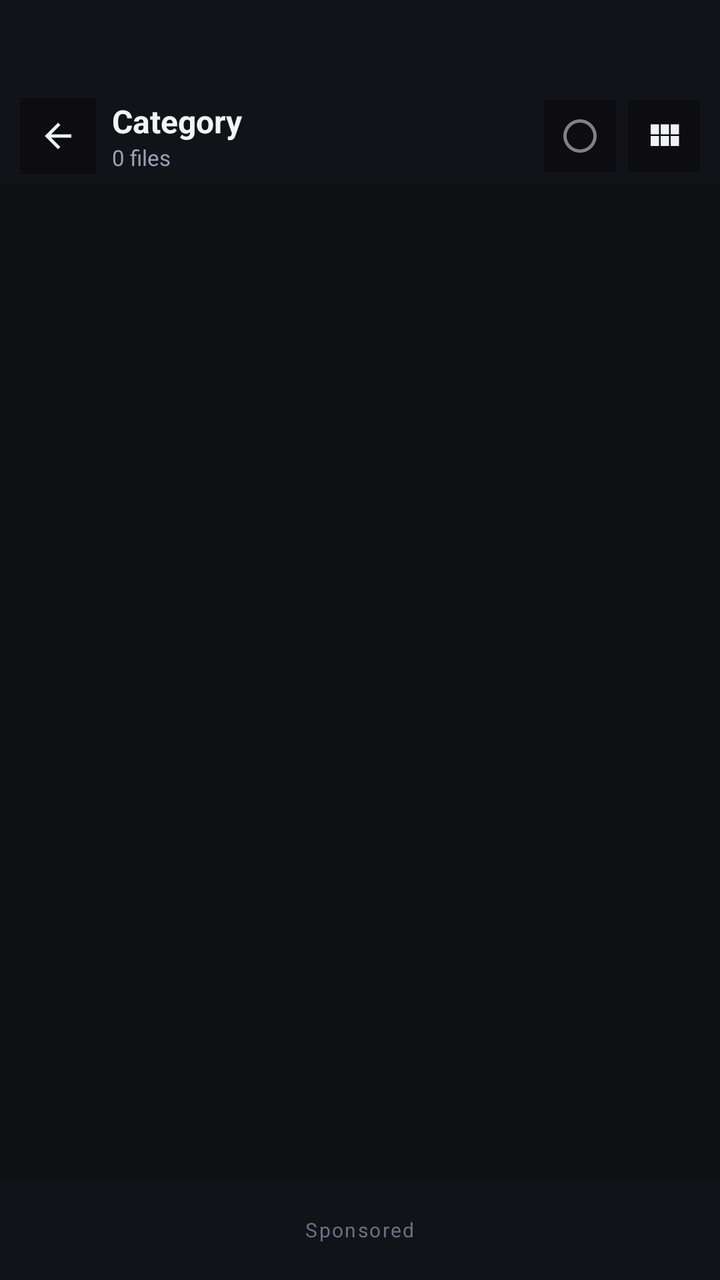
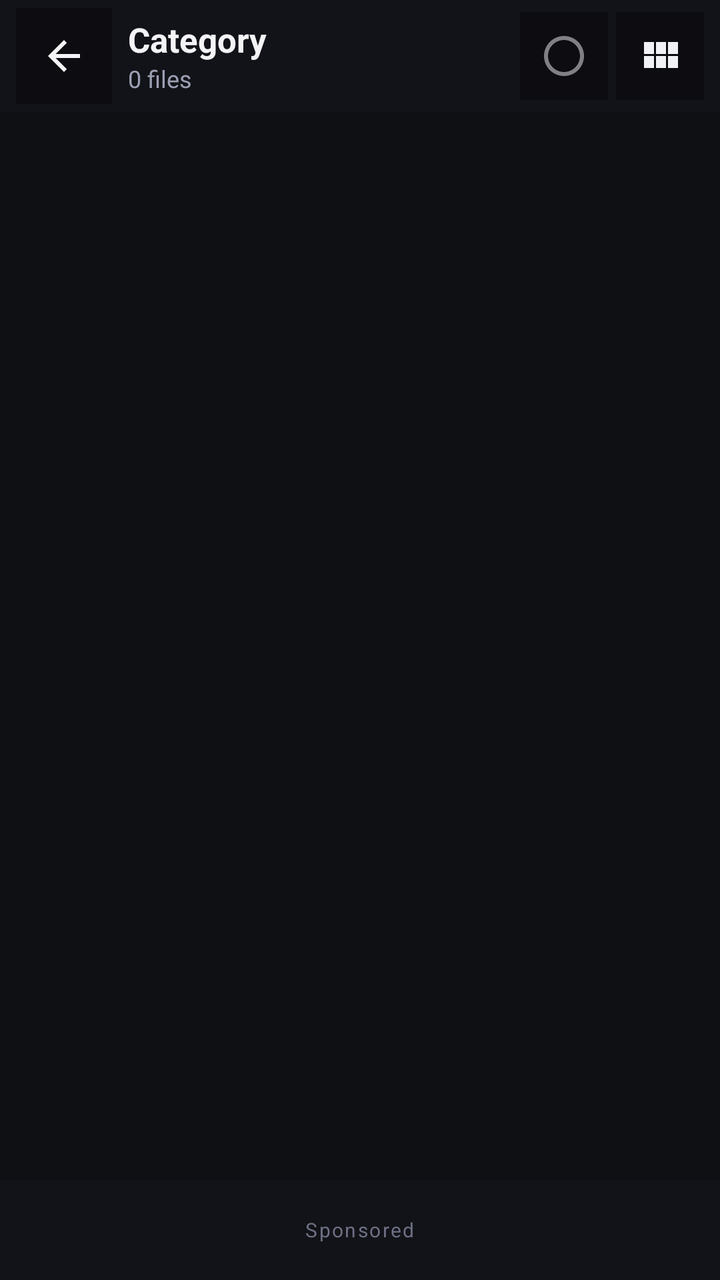

An Android layout rendered at two revisions. The XML below is the earlier revision; the diff shows what the commit changed to produce the second picture.
<!-- AndroidManifest.xml: application theme Theme.ArtrawFiles -->
<!-- res/layout/activity_category.xml -->
<?xml version="1.0" encoding="utf-8"?>
<LinearLayout xmlns:android="http://schemas.android.com/apk/res/android"
    android:layout_width="match_parent"
    android:layout_height="match_parent"
    android:orientation="vertical"
    android:background="@drawable/bg_heaven_gradient">

    
    <LinearLayout
        android:id="@+id/headerCategory"
        android:layout_width="match_parent"
        android:layout_height="wrap_content"
        android:orientation="vertical"
        android:background="@color/aurora_background_surface">

        <View
            android:id="@+id/statusBarSpacerCategory"
            android:layout_width="match_parent"
            android:layout_height="44dp" />

        <RelativeLayout
            android:id="@+id/toolbarCatNormal"
            android:layout_width="match_parent"
            android:layout_height="48dp"
            android:paddingStart="10dp"
            android:paddingEnd="10dp">

            <ImageView
                android:id="@+id/btnCatBack"
                android:layout_width="38dp"
                android:layout_height="38dp"
                android:layout_alignParentStart="true"
                android:layout_centerVertical="true"
                android:padding="9dp"
                android:background="@drawable/ripple_aurora"
                android:src="@drawable/ic_arrow_back"
                android:contentDescription="@string/content_back" />

            <LinearLayout
                android:layout_width="wrap_content"
                android:layout_height="wrap_content"
                android:layout_toEndOf="@id/btnCatBack"
                android:layout_toStartOf="@+id/layoutCatActions"
                android:layout_centerVertical="true"
                android:layout_marginStart="8dp"
                android:orientation="vertical">

                <TextView
                    android:id="@+id/tvCatTitle"
                    android:layout_width="wrap_content"
                    android:layout_height="wrap_content"
                    android:text="Category"
                    android:textStyle="bold"
                    android:textColor="@color/aurora_text_primary"
                    android:textSize="16sp" />

                <TextView
                    android:id="@+id/tvCatItemCount"
                    android:layout_width="wrap_content"
                    android:layout_height="wrap_content"
                    android:text="0 files"
                    android:textColor="@color/aurora_text_secondary"
                    android:textSize="11sp" />
            </LinearLayout>

            <LinearLayout
                android:id="@+id/layoutCatActions"
                android:layout_width="wrap_content"
                android:layout_height="wrap_content"
                android:layout_alignParentEnd="true"
                android:layout_centerVertical="true"
                android:orientation="horizontal">

                <ImageView
                    android:id="@+id/btnCatSelectMode"
                    android:layout_width="36dp"
                    android:layout_height="36dp"
                    android:layout_marginEnd="6dp"
                    android:padding="8dp"
                    android:background="@drawable/ripple_aurora"
                    android:src="@drawable/ic_check_circle_outline"
                    android:tint="@color/aurora_text_primary"
                    android:contentDescription="@string/content_select_all" />

                <ImageView
                    android:id="@+id/btnCatViewToggle"
                    android:layout_width="36dp"
                    android:layout_height="36dp"
                    android:padding="8dp"
                    android:background="@drawable/ripple_aurora"
                    android:src="@drawable/ic_grid"
                    android:contentDescription="@string/content_toggle_view" />
            </LinearLayout>
        </RelativeLayout>

        
        <RelativeLayout
            android:id="@+id/toolbarCatSelection"
            android:layout_width="match_parent"
            android:layout_height="48dp"
            android:background="@color/aurora_background_elevated"
            android:paddingStart="10dp"
            android:paddingEnd="10dp"
            android:visibility="gone">

            <ImageView
                android:id="@+id/btnCatCloseSelection"
                android:layout_width="36dp"
                android:layout_height="36dp"
                android:layout_alignParentStart="true"
                android:layout_centerVertical="true"
                android:padding="8dp"
                android:background="@drawable/ripple_aurora"
                android:src="@drawable/ic_arrow_back"
                android:contentDescription="@string/content_close_selection" />

            <TextView
                android:id="@+id/tvCatSelectionCount"
                android:layout_width="wrap_content"
                android:layout_height="wrap_content"
                android:layout_toEndOf="@id/btnCatCloseSelection"
                android:layout_toStartOf="@+id/layoutCatSelectionActions"
                android:layout_centerVertical="true"
                android:layout_marginStart="8dp"
                android:singleLine="true"
                android:text="0 selected"
                android:textColor="@color/aurora_text_primary"
                android:textSize="14sp"
                android:textStyle="bold" />

            <LinearLayout
                android:id="@+id/layoutCatSelectionActions"
                android:layout_width="wrap_content"
                android:layout_height="wrap_content"
                android:layout_alignParentEnd="true"
                android:layout_centerVertical="true"
                android:orientation="horizontal">

                <ImageView
                    android:id="@+id/btnCatActionSelectAll"
                    android:layout_width="36dp"
                    android:layout_height="36dp"
                    android:padding="8dp"
                    android:background="@drawable/ripple_aurora"
                    android:src="@drawable/ic_select_all"
                    android:contentDescription="@string/content_select_all" />

                <ImageView
                    android:id="@+id/btnCatActionCopy"
                    android:layout_width="36dp"
                    android:layout_height="36dp"
                    android:padding="8dp"
                    android:background="@drawable/ripple_aurora"
                    android:src="@drawable/ic_copy"
                    android:contentDescription="@string/content_copy" />

                <ImageView
                    android:id="@+id/btnCatActionCut"
                    android:layout_width="36dp"
                    android:layout_height="36dp"
                    android:padding="8dp"
                    android:background="@drawable/ripple_aurora"
                    android:src="@drawable/ic_cut"
                    android:contentDescription="@string/content_move" />

                <ImageView
                    android:id="@+id/btnCatActionShare"
                    android:layout_width="36dp"
                    android:layout_height="36dp"
                    android:padding="8dp"
                    android:background="@drawable/ripple_aurora"
                    android:src="@drawable/ic_share"
                    android:contentDescription="@string/content_share" />

                <ImageView
                    android:id="@+id/btnCatActionDelete"
                    android:layout_width="36dp"
                    android:layout_height="36dp"
                    android:padding="8dp"
                    android:background="@drawable/ripple_aurora"
                    android:src="@drawable/ic_delete"
                    android:contentDescription="@string/content_delete" />
            </LinearLayout>
        </RelativeLayout>
    </LinearLayout>

    
    <LinearLayout
        android:id="@+id/layoutArchiveBanner"
        android:layout_width="match_parent"
        android:layout_height="wrap_content"
        android:orientation="vertical"
        android:background="@color/aurora_background_elevated"
        android:padding="10dp"
        android:visibility="gone">

        <TextView
            android:layout_width="match_parent"
            android:layout_height="wrap_content"
            android:text="@string/archive_notice_zip"
            android:textColor="@color/aurora_success"
            android:textSize="12sp" />

        <TextView
            android:layout_width="match_parent"
            android:layout_height="wrap_content"
            android:layout_marginTop="4dp"
            android:text="@string/archive_notice_unsupported"
            android:textColor="@color/aurora_text_secondary"
            android:textSize="12sp" />
    </LinearLayout>

    <FrameLayout
        android:layout_width="match_parent"
        android:layout_height="0dp"
        android:layout_weight="1">

        <ListView
            android:id="@+id/listViewCatFiles"
            android:layout_width="match_parent"
            android:layout_height="match_parent"
            android:divider="@color/aurora_outline"
            android:dividerHeight="0.5dp"
            android:clipToPadding="false" />

        <GridView
            android:id="@+id/gridViewCatFiles"
            android:layout_width="match_parent"
            android:layout_height="match_parent"
            android:numColumns="3"
            android:padding="4dp"
            android:horizontalSpacing="4dp"
            android:verticalSpacing="4dp"
            android:clipToPadding="false"
            android:visibility="gone" />

        <LinearLayout
            android:id="@+id/layoutCatEmpty"
            android:layout_width="wrap_content"
            android:layout_height="wrap_content"
            android:layout_gravity="center"
            android:orientation="vertical"
            android:gravity="center"
            android:visibility="gone">

            <ImageView
                android:layout_width="64dp"
                android:layout_height="64dp"
                android:src="@drawable/ic_file"
                android:alpha="0.25" />

            <TextView
                android:layout_width="wrap_content"
                android:layout_height="wrap_content"
                android:layout_marginTop="18dp"
                android:text="@string/state_empty"
                android:textColor="@color/aurora_text_secondary"
                android:textSize="15sp" />
        </LinearLayout>

        <ProgressBar
            android:id="@+id/progressCatLoading"
            android:layout_width="52dp"
            android:layout_height="52dp"
            android:layout_gravity="center"
            android:indeterminate="true"
            android:indeterminateTint="@color/aurora_primary"
            android:visibility="gone" />
    </FrameLayout>

    
    <FrameLayout
        android:id="@+id/adViewContainerCategory"
        android:layout_width="match_parent"
        android:layout_height="50dp"
        android:minHeight="50dp"
        android:background="@color/aurora_background_surface"
        android:gravity="center"
        android:visibility="visible">

        <TextView
            android:layout_width="wrap_content"
            android:layout_height="wrap_content"
            android:layout_gravity="center"
            android:text="Sponsored"
            android:textColor="@color/aurora_text_tertiary"
            android:textSize="10sp"
            android:letterSpacing="0.08" />
    </FrameLayout>
</LinearLayout>
<!-- resources referenced by this layout -->
<resources>
  <color name="aurora_background_elevated">#161820</color>
  <color name="aurora_background_surface">#121318</color>
  <color name="aurora_outline">#232635</color>
  <color name="aurora_primary">#E53935</color>
  <color name="aurora_success">#00C853</color>
  <color name="aurora_text_primary">#F4F4F7</color>
  <color name="aurora_text_secondary">#9DA0B4</color>
  <color name="aurora_text_tertiary">#6E7184</color>
  <!-- drawable bg_heaven_gradient (drawable) -->
  <?xml version="1.0" encoding="utf-8"?>
  <shape xmlns:android="http://schemas.android.com/apk/res/android"
      android:shape="rectangle">
      <solid android:color="#0F1014" />
  </shape>
  <!-- drawable ic_arrow_back (drawable) -->
  <vector xmlns:android="http://schemas.android.com/apk/res/android"
      android:width="24dp"
      android:height="24dp"
      android:viewportWidth="24"
      android:viewportHeight="24">
      <path
          android:fillColor="#F0F2F5"
          android:pathData="M20,11H7.83l5.59,-5.59L12,4l-8,8 8,8 1.41,-1.41L7.83,13H20v-2z"/>
  </vector>
  <!-- drawable ic_delete (drawable) -->
  <vector xmlns:android="http://schemas.android.com/apk/res/android"
      android:width="24dp"
      android:height="24dp"
      android:viewportWidth="24"
      android:viewportHeight="24">
      <path
          android:fillColor="#FF5252"
          android:pathData="M6,19c0,1.1 0.9,2 2,2h8c1.1,0 2,-0.9 2,-2V7H6v12zM19,4h-3.5l-1,-1h-5l-1,1H5v2h14V4z"/>
  </vector>
  <!-- drawable ic_grid (drawable) -->
  <vector xmlns:android="http://schemas.android.com/apk/res/android"
      android:width="24dp"
      android:height="24dp"
      android:viewportWidth="24"
      android:viewportHeight="24">
      <path
          android:fillColor="#F0F2F5"
          android:pathData="M4,11h5V5H4v6zm0,7h5v-6H4v6zm6,0h5v-6h-5v6zm6,0h5v-6h-5v6zm-6,-7h5V5h-5v6zm6,-6v6h5V5h-5z"/>
  </vector>
  <string name="archive_notice_unsupported">7Z and RAR require an external archive manager (e.g., ZArchiver or RAR).</string>
  <string name="archive_notice_zip">ZIP format is natively supported for extraction and inspection.</string>
  <string name="content_back">Back</string>
  <string name="content_close_selection">Close Selection</string>
  <string name="content_copy">Copy</string>
  <string name="content_delete">Delete</string>
  <string name="content_move">Move</string>
  <string name="content_select_all">Select All</string>
  <string name="content_share">Share</string>
  <string name="content_toggle_view">Toggle View</string>
  <string name="state_empty">This folder is empty</string>
  <style name="Theme.ArtrawFiles">
          <item name="android:colorPrimary">@color/aurora_primary</item>
          <item name="android:colorPrimaryDark">@color/aurora_crimson_dark</item>
          <item name="android:colorAccent">@color/aurora_secondary</item>
          <item name="android:windowBackground">@drawable/bg_heaven_gradient</item>
          <item name="android:colorBackground">@color/aurora_background_deep</item>
          <item name="android:windowDrawsSystemBarBackgrounds">true</item>
          <item name="android:statusBarColor">@android:color/transparent</item>
          <item name="android:navigationBarColor">@android:color/transparent</item>
          <item name="android:windowLightStatusBar">false</item>
          <item name="android:windowSplashScreenBackground">@color/aurora_background_deep</item>
          <item name="android:windowSplashScreenAnimatedIcon">@drawable/ic_launcher_foreground_vector</item>
          <item name="android:windowSplashScreenAnimationDuration">2000</item>
          <item name="android:windowSplashScreenIconBackgroundColor">@color/aurora_background_deep</item>
      </style>
  <color name="aurora_shadow_soft">#4D000000</color>
  <color name="aurora_crimson_dark">#B71C1C</color>
  <color name="aurora_secondary">#FF8C42</color>
  <color name="aurora_background_deep">#0F1014</color>
  <!-- unchanged entries left out for length: 8 -->
</resources>

<!-- the commit's change to res/layout/activity_category.xml (unified diff, before → after) -->
@@ -16,24 +16,25 @@
         <View
             android:id="@+id/statusBarSpacerCategory"
             android:layout_width="match_parent"
-            android:layout_height="44dp" />
+            android:layout_height="0dp" />
 
         <RelativeLayout
             android:id="@+id/toolbarCatNormal"
             android:layout_width="match_parent"
-            android:layout_height="48dp"
-            android:paddingStart="10dp"
-            android:paddingEnd="10dp">
+            android:layout_height="56dp"
+            android:paddingStart="8dp"
+            android:paddingEnd="8dp">
 
             <ImageView
                 android:id="@+id/btnCatBack"
-                android:layout_width="38dp"
-                android:layout_height="38dp"
+                android:layout_width="48dp"
+                android:layout_height="48dp"
                 android:layout_alignParentStart="true"
                 android:layout_centerVertical="true"
-                android:padding="9dp"
+                android:padding="12dp"
                 android:background="@drawable/ripple_aurora"
                 android:src="@drawable/ic_arrow_back"
+                android:tint="@color/aurora_text_primary"
                 android:contentDescription="@string/content_back" />
 
             <LinearLayout
@@ -52,7 +53,7 @@
                     android:text="Category"
                     android:textStyle="bold"
                     android:textColor="@color/aurora_text_primary"
-                    android:textSize="16sp" />
+                    android:textSize="17sp" />
 
                 <TextView
                     android:id="@+id/tvCatItemCount"
@@ -60,7 +61,7 @@
                     android:layout_height="wrap_content"
                     android:text="0 files"
                     android:textColor="@color/aurora_text_secondary"
-                    android:textSize="11sp" />
+                    android:textSize="12sp" />
             </LinearLayout>
 
             <LinearLayout
@@ -73,10 +74,10 @@
 
                 <ImageView
                     android:id="@+id/btnCatSelectMode"
-                    android:layout_width="36dp"
-                    android:layout_height="36dp"
-                    android:layout_marginEnd="6dp"
-                    android:padding="8dp"
+                    android:layout_width="44dp"
+                    android:layout_height="44dp"
+                    android:layout_marginEnd="4dp"
+                    android:padding="10dp"
                     android:background="@drawable/ripple_aurora"
                     android:src="@drawable/ic_check_circle_outline"
                     android:tint="@color/aurora_text_primary"
@@ -84,9 +85,9 @@
 
                 <ImageView
                     android:id="@+id/btnCatViewToggle"
-                    android:layout_width="36dp"
-                    android:layout_height="36dp"
-                    android:padding="8dp"
+                    android:layout_width="44dp"
+                    android:layout_height="44dp"
+                    android:padding="10dp"
                     android:background="@drawable/ripple_aurora"
                     android:src="@drawable/ic_grid"
                     android:contentDescription="@string/content_toggle_view" />
@@ -97,21 +98,22 @@
         <RelativeLayout
             android:id="@+id/toolbarCatSelection"
             android:layout_width="match_parent"
-            android:layout_height="48dp"
+            android:layout_height="56dp"
             android:background="@color/aurora_background_elevated"
-            android:paddingStart="10dp"
-            android:paddingEnd="10dp"
+            android:paddingStart="8dp"
+            android:paddingEnd="8dp"
             android:visibility="gone">
 
             <ImageView
                 android:id="@+id/btnCatCloseSelection"
-                android:layout_width="36dp"
-                android:layout_height="36dp"
+                android:layout_width="48dp"
+                android:layout_height="48dp"
                 android:layout_alignParentStart="true"
                 android:layout_centerVertical="true"
-                android:padding="8dp"
+                android:padding="12dp"
                 android:background="@drawable/ripple_aurora"
                 android:src="@drawable/ic_arrow_back"
+                android:tint="@color/aurora_text_primary"
                 android:contentDescription="@string/content_close_selection" />
 
             <TextView
<!-- resource entries referenced after the edit -->
@@ -57,7 +57,7 @@
   <string name="state_empty">This folder is empty</string>
   <style name="Theme.ArtrawFiles">
           <item name="android:colorPrimary">@color/aurora_primary</item>
-          <item name="android:colorPrimaryDark">@color/aurora_crimson_dark</item>
+          <item name="android:colorPrimaryDark">@color/aurora_background_deep</item>
           <item name="android:colorAccent">@color/aurora_secondary</item>
           <item name="android:windowBackground">@drawable/bg_heaven_gradient</item>
           <item name="android:colorBackground">@color/aurora_background_deep</item>
@@ -71,7 +71,6 @@
           <item name="android:windowSplashScreenIconBackgroundColor">@color/aurora_background_deep</item>
       </style>
   <color name="aurora_shadow_soft">#4D000000</color>
-  <color name="aurora_crimson_dark">#B71C1C</color>
   <color name="aurora_secondary">#FF8C42</color>
   <color name="aurora_background_deep">#0F1014</color>
   <!-- unchanged entries left out for length: 8 -->
